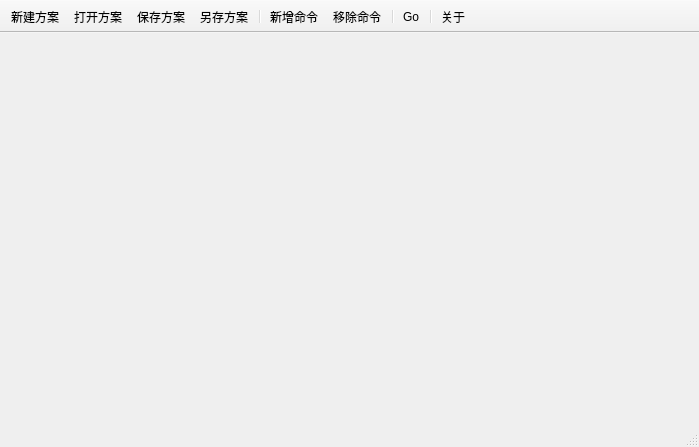
Above: Cat/CatMainWindow.ui from llseptem/Cat before the change. Below: the same form after it.
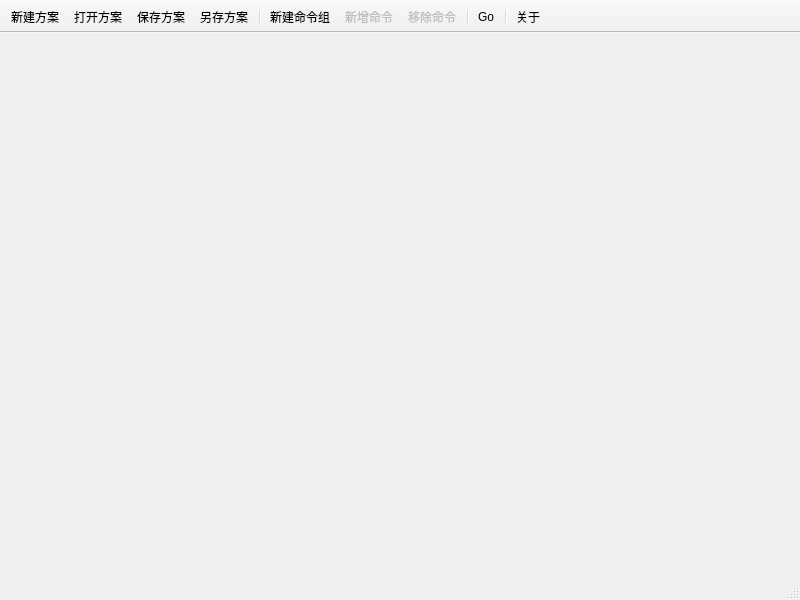
That is the form after the change. Icons and pictures are not drawn.

Commit message:
Add Command Group
Merge Solution&Tree

```diff
--- a/Cat/CatMainWindow.ui
+++ b/Cat/CatMainWindow.ui
@@ -6,8 +6,8 @@
    <rect>
     <x>0</x>
     <y>0</y>
-    <width>699</width>
-    <height>447</height>
+    <width>800</width>
+    <height>600</height>
    </rect>
   </property>
   <property name="windowTitle">
@@ -36,6 +36,7 @@
    <addaction name="actionSave"/>
    <addaction name="actionSaveAs"/>
    <addaction name="separator"/>
+   <addaction name="actionNewGroup"/>
    <addaction name="actionNewAction"/>
    <addaction name="actionRemoveAction"/>
    <addaction name="separator"/>
@@ -93,6 +94,9 @@
    </property>
   </action>
   <action name="actionNewAction">
+   <property name="enabled">
+    <bool>false</bool>
+   </property>
    <property name="icon">
     <iconset resource="Res.qrc">
      <normaloff>:/CatMainWindow/Resources/edit_add.png</normaloff>:/CatMainWindow/Resources/edit_add.png</iconset>
@@ -105,6 +109,9 @@
    </property>
   </action>
   <action name="actionRemoveAction">
+   <property name="enabled">
+    <bool>false</bool>
+   </property>
    <property name="icon">
     <iconset resource="Res.qrc">
      <normaloff>:/CatMainWindow/Resources/editdelete.png</normaloff>:/CatMainWindow/Resources/editdelete.png</iconset>
@@ -140,6 +147,15 @@
     <string>运行检查</string>
    </property>
   </action>
+  <action name="actionNewGroup">
+   <property name="icon">
+    <iconset resource="Res.qrc">
+     <normaloff>:/CatMainWindow/Resources/tab_new_background.png</normaloff>:/CatMainWindow/Resources/tab_new_background.png</iconset>
+   </property>
+   <property name="text">
+    <string>新建命令组</string>
+   </property>
+  </action>
  </widget>
  <layoutdefault spacing="6" margin="11"/>
  <resources>
```
The commit also changes 14 other files.
